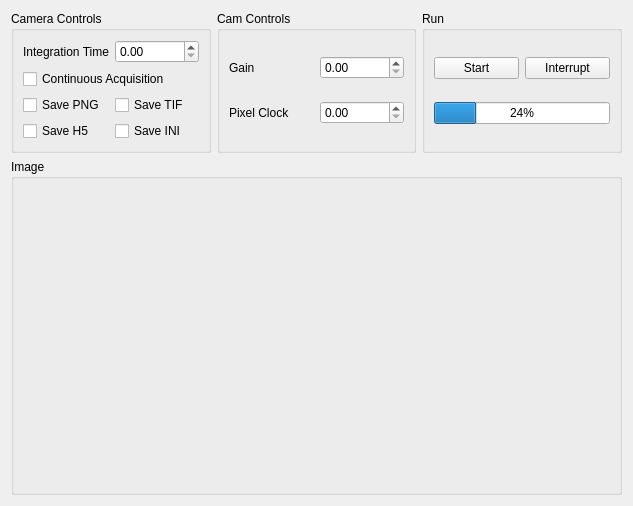
Old version of the form ScopeFoundryHW/thorcam/thorcam_capture.ui in the repository PromuInstrument/stackbot.
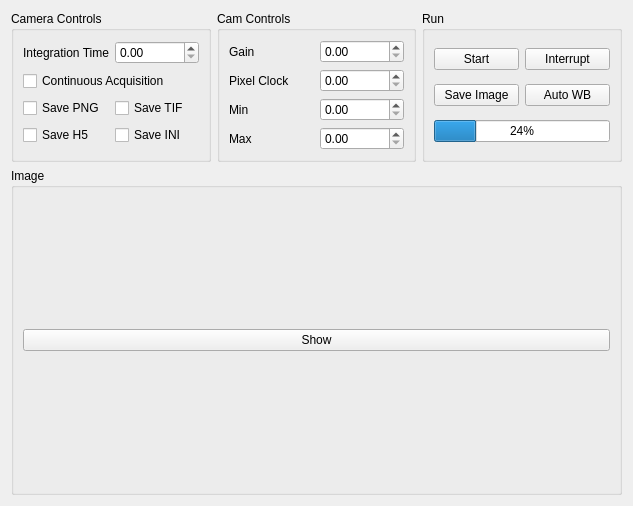
New version of the form.

Commit message:
[thorcam] Major feature updates / Bug fixes
Features:
 * auto white balance
 * UI ease of use

Bug Fixes:
 * fix file saving
 * RGB correct
 * bug fixes to uc480 library

The edit to the form file:
```diff
--- a/ScopeFoundryHW/thorcam/thorcam_capture.ui
+++ b/ScopeFoundryHW/thorcam/thorcam_capture.ui
@@ -20,6 +20,13 @@
       <string>Run</string>
      </property>
      <layout class="QGridLayout" name="gridLayout_3">
+      <item row="0" column="1">
+       <widget class="QPushButton" name="interrupt_pushButton">
+        <property name="text">
+         <string>Interrupt</string>
+        </property>
+       </widget>
+      </item>
       <item row="0" column="0">
        <widget class="QPushButton" name="start_pushButton">
         <property name="text">
@@ -27,17 +34,24 @@
         </property>
        </widget>
       </item>
-      <item row="1" column="0" colspan="2">
+      <item row="2" column="0" colspan="2">
        <widget class="QProgressBar" name="progressBar">
         <property name="value">
          <number>24</number>
         </property>
        </widget>
       </item>
-      <item row="0" column="1">
-       <widget class="QPushButton" name="interrupt_pushButton">
+      <item row="1" column="1">
+       <widget class="QPushButton" name="autowb_pushButton">
         <property name="text">
-         <string>Interrupt</string>
+         <string>Auto WB</string>
+        </property>
+       </widget>
+      </item>
+      <item row="1" column="0">
+       <widget class="QPushButton" name="save_pushButton">
+        <property name="text">
+         <string>Save Image</string>
         </property>
        </widget>
       </item>
@@ -49,7 +63,15 @@
      <property name="title">
       <string>Image</string>
      </property>
-     <layout class="QVBoxLayout" name="verticalLayout"/>
+     <layout class="QVBoxLayout" name="verticalLayout">
+      <item>
+       <widget class="QPushButton" name="show_pushButton">
+        <property name="text">
+         <string>Show</string>
+        </property>
+       </widget>
+      </item>
+     </layout>
     </widget>
    </item>
    <item row="0" column="0">
@@ -80,7 +102,14 @@
        </widget>
       </item>
       <item row="0" column="1">
-       <widget class="QDoubleSpinBox" name="exp_time_doubleSpinBox"/>
+       <widget class="QDoubleSpinBox" name="exp_time_doubleSpinBox">
+        <property name="maximum">
+         <double>450.000000000000000</double>
+        </property>
+        <property name="singleStep">
+         <double>0.300000000000000</double>
+        </property>
+       </widget>
       </item>
       <item row="3" column="1">
        <widget class="QCheckBox" name="save_tif_checkBox">
@@ -112,19 +141,9 @@
       <string>Cam Controls</string>
      </property>
      <layout class="QGridLayout" name="gridLayout" columnstretch="0,0">
-      <item row="1" column="1">
-       <widget class="QDoubleSpinBox" name="pixel_clock_doubleSpinBox"/>
-      </item>
       <item row="0" column="1">
        <widget class="QDoubleSpinBox" name="gain_doubleSpinBox"/>
       </item>
-      <item row="0" column="0">
-       <widget class="QLabel" name="label">
-        <property name="text">
-         <string>Gain</string>
-        </property>
-       </widget>
-      </item>
       <item row="1" column="0">
        <widget class="QLabel" name="label_2">
         <property name="text">
@@ -132,6 +151,36 @@
         </property>
        </widget>
       </item>
+      <item row="1" column="1">
+       <widget class="QDoubleSpinBox" name="pixel_clock_doubleSpinBox"/>
+      </item>
+      <item row="0" column="0">
+       <widget class="QLabel" name="label">
+        <property name="text">
+         <string>Gain</string>
+        </property>
+       </widget>
+      </item>
+      <item row="2" column="1">
+       <widget class="QDoubleSpinBox" name="min_doubleSpinBox"/>
+      </item>
+      <item row="3" column="1">
+       <widget class="QDoubleSpinBox" name="max_doubleSpinBox"/>
+      </item>
+      <item row="2" column="0">
+       <widget class="QLabel" name="label_3">
+        <property name="text">
+         <string>Min</string>
+        </property>
+       </widget>
+      </item>
+      <item row="3" column="0">
+       <widget class="QLabel" name="label_4">
+        <property name="text">
+         <string>Max</string>
+        </property>
+       </widget>
+      </item>
      </layout>
     </widget>
    </item>
```
The commit also changes 3 other files.
